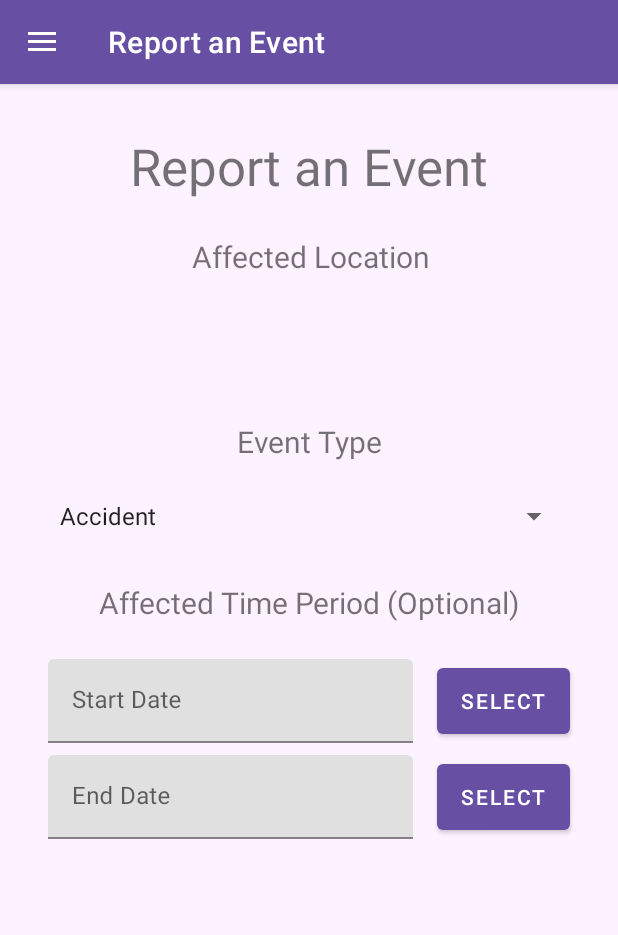
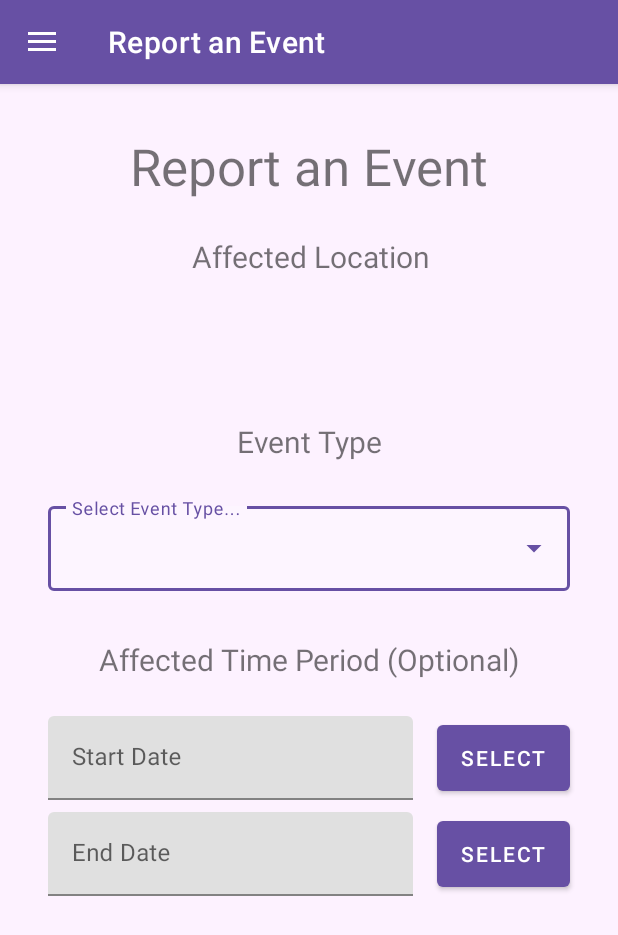
Before and after one commit to bori00/SmartMobilityApp, an Android app: the screen it shows after launch (MainActivity), in the side drawer, after a tap on "Report an Event", on a phone screen of 412 x 824 dp. Shown: the top 935 px of the screen. Run offline under Robolectric (Android 15) with nearby library versions, the phone set to English and light mode, and no system bars; our stand-ins replace navigation-ui.

Commit message:
switch to using autocomplete instead of spinner for consistency reasons with flexible intent setup

```diff
--- a/app/src/main/java/com/uid/smartmobilityapp/ui/report_event/ReportEventFragment.kt
+++ b/app/src/main/java/com/uid/smartmobilityapp/ui/report_event/ReportEventFragment.kt
@@ -46,23 +46,19 @@ class ReportEventFragment : Fragment() {
         val endDatePickerButton : Button = binding.btnDate2
         endDatePickerButton.setOnClickListener{selectEndDate()}
 
-        setupEventTypeSpinner()
+        setupEventTypeDropDown()
         return root
     }
 
-    private fun setupEventTypeSpinner() {
-        val eventTypeSpinner = binding.eventTypeSpinner
+    private fun setupEventTypeDropDown() {
+        val eventTypeDropDown = binding.selectEventTypeAutoComplete
 
-        ArrayAdapter.createFromResource(
+        val adapter: ArrayAdapter<String> = ArrayAdapter<String>(
             MainActivity.context,
-            R.array.event_types_array,
-            android.R.layout.simple_spinner_item
-        ).also { adapter ->
-            // Specify the layout to use when the list of choices appears
-            adapter.setDropDownViewResource(android.R.layout.simple_spinner_dropdown_item)
-            // Apply the adapter to the spinner
-            eventTypeSpinner.adapter = adapter
-        }
+            android.R.layout.simple_dropdown_item_1line,
+            resources.getStringArray(R.array.event_types_array)
+        )
+        eventTypeDropDown.setAdapter(adapter)
     }
 
     private fun selectDateTime(callback : Consumer<LocalDateTime>) {
--- a/app/src/main/res/layout/fragment_report_event.xml
+++ b/app/src/main/res/layout/fragment_report_event.xml
@@ -27,7 +27,7 @@
         android:textSize="@dimen/subtitle_size"
         app:layout_constraintEnd_toEndOf="parent"
         app:layout_constraintStart_toStartOf="parent"
-        app:layout_constraintTop_toBottomOf="@+id/eventTypeSpinner" />
+        app:layout_constraintTop_toBottomOf="@+id/selectDayTextInput" />
 
     <com.google.android.material.textfield.TextInputLayout
         android:id="@+id/in_date1"
@@ -115,16 +115,27 @@
         app:layout_constraintStart_toStartOf="parent"
         app:layout_constraintTop_toBottomOf="@+id/textView3" />
 
-    <Spinner
-        android:id="@+id/eventTypeSpinner"
+    <com.google.android.material.textfield.TextInputLayout
+        android:id="@+id/selectDayTextInput"
+        style="@style/Widget.MaterialComponents.TextInputLayout.OutlinedBox.ExposedDropdownMenu"
         android:layout_width="0dp"
         android:layout_height="wrap_content"
+        android:layout_marginTop="24dp"
+        android:hint="Select Event Type..."
         android:layout_marginStart="32dp"
-        android:layout_marginTop="24dp"
         android:layout_marginEnd="32dp"
+        app:boxStrokeColor="@color/purple_700"
+        app:hintTextColor="@color/purple_700"
         app:layout_constraintEnd_toEndOf="parent"
         app:layout_constraintStart_toStartOf="parent"
-        app:layout_constraintTop_toBottomOf="@+id/textView" />
+        app:layout_constraintTop_toBottomOf="@+id/textView">
+
+        <AutoCompleteTextView
+            android:id="@+id/selectEventTypeAutoComplete"
+            android:layout_width="match_parent"
+            android:layout_height="wrap_content"
+            android:inputType="none" />
+    </com.google.android.material.textfield.TextInputLayout>
 
     <TextView
         android:id="@+id/textView4"
```
